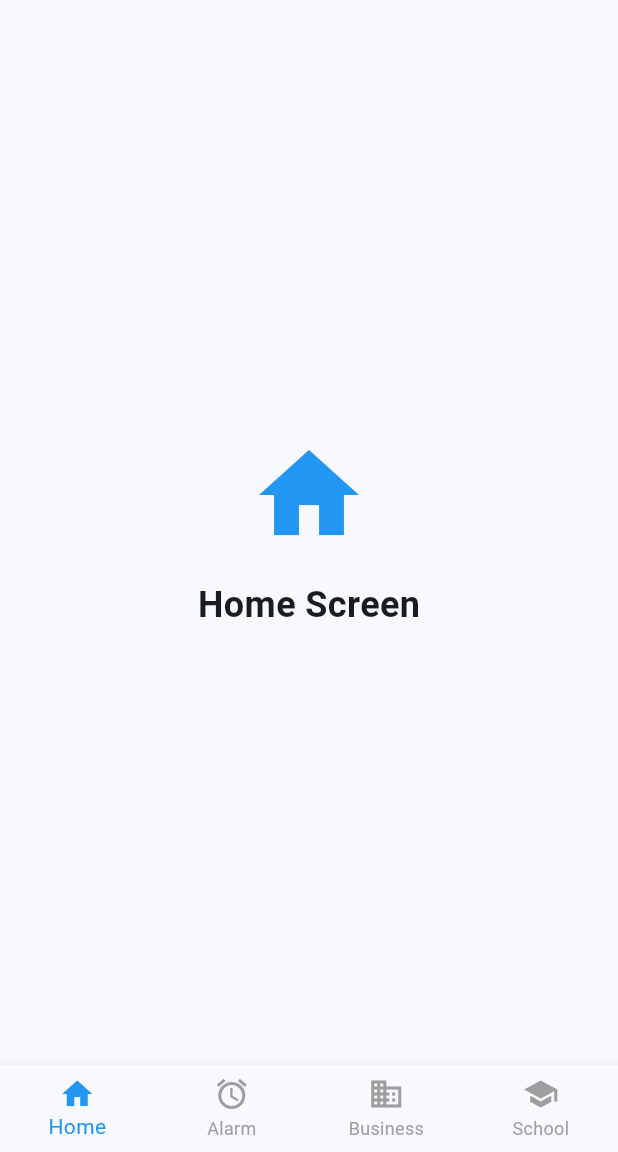
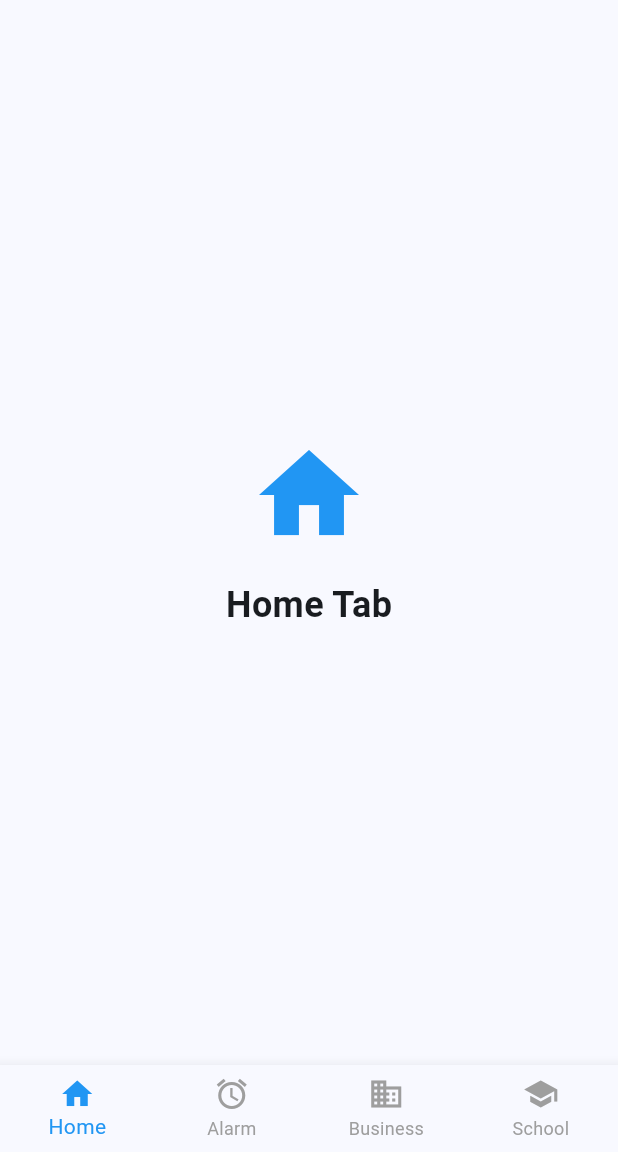
Before and after one commit to 104106/TMA3084_G02_104106_Lab05_Lesson07, a Flutter app: the screen it shows after launch, on a phone screen of 412 x 824 dp, the part 84-1236 px from its top. Run offline on Flutter 3.47's test engine with Material 3 defaults, Android fonts, the phone set to English and light mode, and no system bars.

Commit message:
Change text from 'Home Screen' to 'Home Tab'

```diff
--- a/lab_a/lib/screen1.dart
+++ b/lab_a/lib/screen1.dart
@@ -12,7 +12,7 @@ class Screen1 extends StatelessWidget {
           Icon(Icons.home, size: 80, color: Colors.blue),
           SizedBox(height: 16),
           Text(
-            'Home Screen',
+            'Home Tab',
             style: TextStyle(fontSize: 24, fontWeight: FontWeight.bold),
           ),
         ],
```
